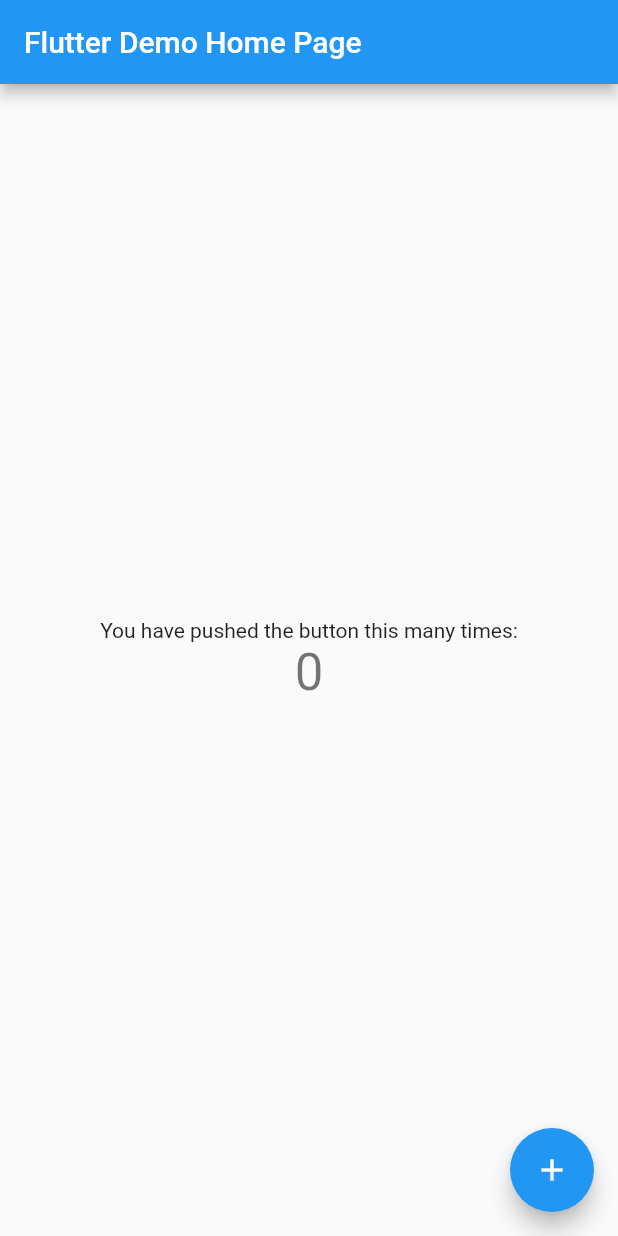
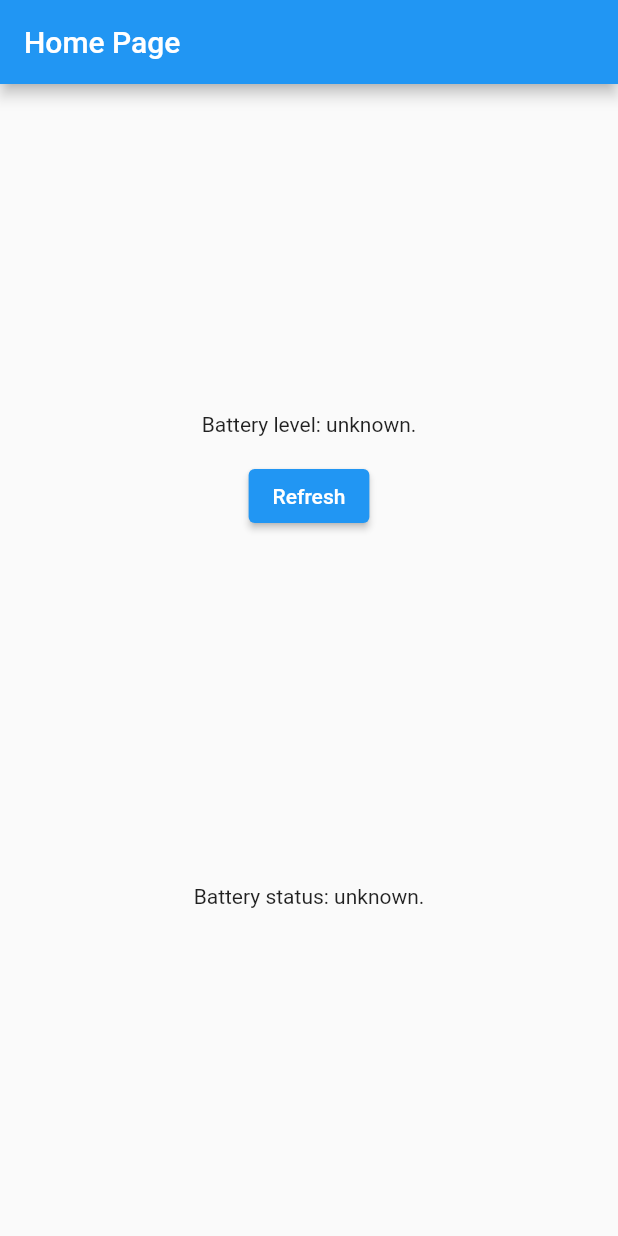
Before and after one commit to adntin/flutter_channel_demo, a Flutter app: the screen it shows after launch, on a phone screen of 412 x 824 dp. Run offline on Flutter 3.47's test engine with Material 2 defaults, Android fonts, the phone set to English and light mode, and no system bars.

Commit message:
修改Flutter代码

```diff
--- a/lib/main.dart
+++ b/lib/main.dart
@@ -1,4 +1,5 @@
 import 'package:flutter/material.dart';
+import 'package:flutter/services.dart';
 
 void main() {
   runApp(const MyApp());
@@ -7,39 +8,20 @@ void main() {
 class MyApp extends StatelessWidget {
   const MyApp({super.key});
 
-  // This widget is the root of your application.
   @override
   Widget build(BuildContext context) {
     return MaterialApp(
-      title: 'Flutter Demo',
+      title: 'Flutter Channel',
       theme: ThemeData(
-        // This is the theme of your application.
-        //
-        // Try running your application with "flutter run". You'll see the
-        // application has a blue toolbar. Then, without quitting the app, try
-        // changing the primarySwatch below to Colors.green and then invoke
-        // "hot reload" (press "r" in the console where you ran "flutter run",
-        // or simply save your changes to "hot reload" in a Flutter IDE).
-        // Notice that the counter didn't reset back to zero; the application
-        // is not restarted.
         primarySwatch: Colors.blue,
       ),
-      home: const MyHomePage(title: 'Flutter Demo Home Page'),
+      home: const MyHomePage(title: 'Home Page'),
     );
   }
 }
 
 class MyHomePage extends StatefulWidget {
   const MyHomePage({super.key, required this.title});
-
-  // This widget is the home page of your application. It is stateful, meaning
-  // that it has a State object (defined below) that contains fields that affect
-  // how it looks.
-
-  // This class is the configuration for the state. It holds the values (in this
-  // case the title) provided by the parent (in this case the App widget) and
-  // used by the build method of the State. Fields in a Widget subclass are
-  // always marked "final".
 
   final String title;
 
@@ -48,68 +30,80 @@ class MyHomePage extends StatefulWidget {
 }
 
 class _MyHomePageState extends State<MyHomePage> {
-  int _counter = 0;
+  static const MethodChannel methodChannel =
+      MethodChannel('channel.linbin.com/battery');
+  static const EventChannel eventChannel =
+      EventChannel('channel.linbin.com/charging');
+  String _batteryLevel = 'Battery level: unknown.';
+  String _chargingStatus = 'Battery status: unknown.';
 
-  void _incrementCounter() {
+  Future<void> _getBatteryLevel() async {
+    String? batteryLevel;
+    try {
+      final int? result = await methodChannel.invokeMethod('getBatteryLevel');
+      batteryLevel = 'Battery level: $result%.';
+    } on PlatformException catch (e) {
+      if (e.code == 'NO_BATTERY') {
+        batteryLevel = 'No battery.';
+      } else {
+        batteryLevel = 'Failed to get battery level.';
+      }
+    } catch (e) {
+      print('_getBatteryLevel: $e');
+    }
+    if (batteryLevel != null) {
+      setState(() {
+        _batteryLevel = batteryLevel!;
+      });
+    }
+  }
+
+  @override
+  void initState() {
+    super.initState();
+    eventChannel.receiveBroadcastStream().listen(_onEvent, onError: _onError);
+  }
+
+  void _onEvent(Object? event) {
     setState(() {
-      // This call to setState tells the Flutter framework that something has
-      // changed in this State, which causes it to rerun the build method below
-      // so that the display can reflect the updated values. If we changed
-      // _counter without calling setState(), then the build method would not be
-      // called again, and so nothing would appear to happen.
-      _counter++;
+      _chargingStatus =
+          "Battery status: ${event == 'charging' ? '' : 'dis'}charging.";
+    });
+  }
+
+  void _onError(Object error) {
+    setState(() {
+      _chargingStatus = 'Battery status: unknown.';
     });
   }
 
   @override
   Widget build(BuildContext context) {
-    // This method is rerun every time setState is called, for instance as done
-    // by the _incrementCounter method above.
-    //
-    // The Flutter framework has been optimized to make rerunning build methods
-    // fast, so that you can just rebuild anything that needs updating rather
-    // than having to individually change instances of widgets.
     return Scaffold(
       appBar: AppBar(
-        // Here we take the value from the MyHomePage object that was created by
-        // the App.build method, and use it to set our appbar title.
         title: Text(widget.title),
       ),
       body: Center(
-        // Center is a layout widget. It takes a single child and positions it
-        // in the middle of the parent.
         child: Column(
-          // Column is also a layout widget. It takes a list of children and
-          // arranges them vertically. By default, it sizes itself to fit its
-          // children horizontally, and tries to be as tall as its parent.
-          //
-          // Invoke "debug painting" (press "p" in the console, choose the
-          // "Toggle Debug Paint" action from the Flutter Inspector in Android
-          // Studio, or the "Toggle Debug Paint" command in Visual Studio Code)
-          // to see the wireframe for each widget.
-          //
-          // Column has various properties to control how it sizes itself and
-          // how it positions its children. Here we use mainAxisAlignment to
-          // center the children vertically; the main axis here is the vertical
-          // axis because Columns are vertical (the cross axis would be
-          // horizontal).
-          mainAxisAlignment: MainAxisAlignment.center,
+          mainAxisAlignment: MainAxisAlignment.spaceEvenly,
           children: <Widget>[
-            const Text(
-              'You have pushed the button this many times:',
+            Column(
+              mainAxisAlignment: MainAxisAlignment.center,
+              children: <Widget>[
+                Text(_batteryLevel, key: const Key('Battery level label')),
+                Padding(
+                  padding: const EdgeInsets.all(16.0),
+                  child: ElevatedButton(
+                    onPressed: _getBatteryLevel,
+                    child: const Text('Refresh'),
+                  ),
+                ),
+              ],
             ),
-            Text(
-              '$_counter',
-              style: Theme.of(context).textTheme.headlineMedium,
-            ),
+            Text(_chargingStatus),
           ],
         ),
       ),
-      floatingActionButton: FloatingActionButton(
-        onPressed: _incrementCounter,
-        tooltip: 'Increment',
-        child: const Icon(Icons.add),
-      ), // This trailing comma makes auto-formatting nicer for build methods.
     );
   }
 }
```
